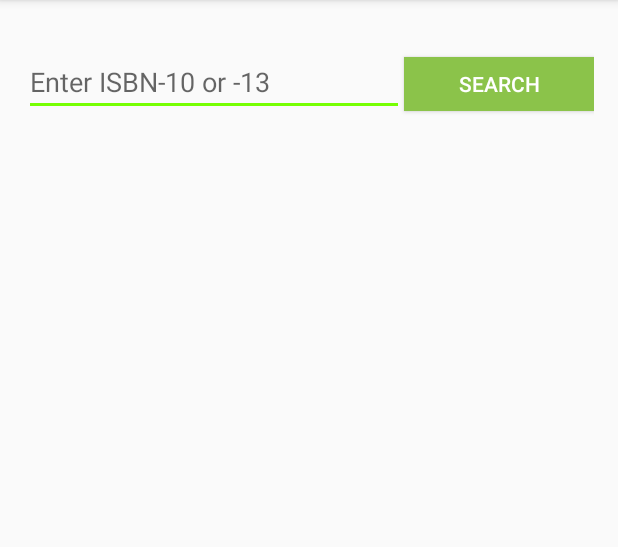
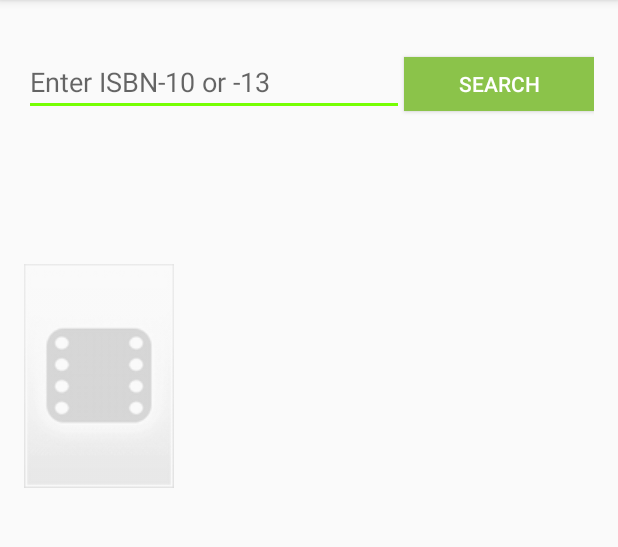
Before and after one commit to ilyarudyak/SuperDuo, an Android app: the fragment BookSearchFragment placed in its activity, with the options menu open, on a phone screen of 412 x 824 dp, the part 84-631 px from its top. Run offline under Robolectric (Android 15) with nearby library versions, the phone set to English and light mode, and no system bars; our stand-ins replace Picasso; pictures from the network do not load; 2 statements that could not run were skipped.

Commit message:
Use Picasso in BookSearchFragment

```diff
--- a/Alexandria/app/build.gradle
+++ b/Alexandria/app/build.gradle
@@ -39,4 +39,5 @@ android {
 dependencies {
     compile 'com.android.support:appcompat-v7:22.2.1'
     compile 'com.android.support:support-v4:22.2.1'
+    compile 'com.squareup.picasso:picasso:2.5.2'
 }
--- a/Alexandria/app/src/main/java/it/jaschke/alexandria/api/Book.java
+++ b/Alexandria/app/src/main/java/it/jaschke/alexandria/api/Book.java
@@ -92,4 +92,10 @@ public class Book {
                 ", categories=" + categories +
                 '}';
     }
+    public String getAuthorsAsString() {
+        return authors.toString().replace("[" , "").replace("]", "");
+    }
+    public String getCategoriesAsString() {
+        return categories.toString().replace("[" , "").replace("]", "");
+    }
 }
--- a/Alexandria/app/src/main/res/layout-v21/fragment_add_book.xml
+++ b/Alexandria/app/src/main/res/layout-v21/fragment_search_book.xml
@@ -45,46 +45,58 @@
         android:layout_width="fill_parent"
         android:layout_height="0dp"
         android:layout_weight="3"
-        android:orientation="vertical">
+        android:orientation="horizontal">
+        <ImageView
+            android:layout_width="wrap_content"
+            android:layout_height="wrap_content"
+            android:id="@+id/book_cover"
+            android:src="@raw/placeholder_detail"
+            android:contentDescription="@string/book_cover"
+            />
+        <LinearLayout
+            android:layout_width="fill_parent"
+            android:layout_height="fill_parent"
+            android:orientation="vertical">
         <TextView
             android:layout_width="wrap_content"
             android:layout_height="wrap_content"
+            android:layout_marginLeft="10dp"
+            android:layout_marginRight="10dp"
             android:id="@+id/book_title"
-            android:textSize="@dimen/head_line"
-            android:textIsSelectable="true"
+            style="@android:style/TextAppearance.Large"
+            android:textColor="@color/primary_text"
             android:textStyle="bold"
-            android:layout_marginTop="25dp"
-            android:paddingRight="20dp"
             />
         <TextView
             android:layout_width="wrap_content"
             android:layout_height="wrap_content"
+            android:layout_marginLeft="10dp"
+            android:layout_marginRight="10dp"
             android:id="@+id/book_subtitle"
-            android:layout_marginTop="10dp"
-            android:maxLines="3"
-            android:ellipsize="end"
+            style="@android:style/TextAppearance.Small"
+            android:textColor="@color/secondary_text"
             />
         <TextView
             android:layout_width="wrap_content"
             android:layout_height="wrap_content"
+            android:layout_marginLeft="10dp"
+            android:layout_marginRight="10dp"
+            android:layout_marginBottom="20dp"
             android:id="@+id/book_authors"
-            android:gravity="end"
-            android:textSize="@dimen/small_fontsize"
-            android:layout_marginTop="20dp"
+            style="@android:style/TextAppearance.Small"
+            android:textColor="@color/primary_text"
+            android:textStyle="italic"
             />
         <TextView
             android:layout_width="wrap_content"
             android:layout_height="wrap_content"
+            android:layout_marginLeft="10dp"
+            android:layout_marginRight="10dp"
             android:id="@+id/book_categories"
-            android:textSize="@dimen/small_fontsize"
-            android:layout_marginTop="20dp"
+            style="@android:style/TextAppearance.Small"
+            android:textColor="@color/secondary_text"
             />
-        <ImageView
-            android:layout_width="wrap_content"
-            android:layout_height="wrap_content"
-            android:id="@+id/book_cover"
-            android:contentDescription="@string/book_cover"
-            />
+        </LinearLayout>
     </LinearLayout>
 
     <!-- clear and add buttons-->
--- a/Alexandria/app/src/main/res/values/colors.xml
+++ b/Alexandria/app/src/main/res/values/colors.xml
@@ -10,6 +10,8 @@
     <!-- text colors -->
     <color name="primary_text">#212121</color>
     <color name="secondary_text">#727272</color>
+
+    <!-- standard colors-->
     <color name="white">#FFFFFF</color>
 
 </resources>
--- a/Alexandria/app/src/main/res/values/strings.xml
+++ b/Alexandria/app/src/main/res/values/strings.xml
@@ -28,7 +28,7 @@
     <string name="pref_live_search_summary_disabled">Disabled</string>
 
 
-
+    <!--Other strings-->
     <string name="navigation_drawer_open" >Open navigation drawer</string>
     <string name="navigation_drawer_close">Close navigation drawer</string>
     <string name="action_settings">Settings</string>
@@ -45,7 +45,7 @@
     <string name="back_button">go back</string>
     <string name="share_text">A must read book: </string>
 
-<!-- TODO: Remove or change this placeholder text -->
+
     <string name="about_text">This application gets book information from a Google API. All titles, cover images, and author information come from there.
     The original version of this app was built by Sascha Jaschke, and a modified version is given to students in the Udacity Android Nanodegree program. </string>
 </resources>
```
Also changed, not shown: Alexandria/app/src/main/java/it/jaschke/alexandria/BookSearchFragment.java (+13 -3 lines), Alexandria/app/src/main/res/layout-land/fragment_search_book.xml (renamed from Alexandria/app/src/main/res/layout-land/fragment_add_book.xml), Alexandria/app/src/main/res/layout/fragment_search_book.xml (renamed from Alexandria/app/src/main/res/layout/fragment_add_book.xml), Alexandria/app/src/main/res/raw/placeholder.png (added), Alexandria/app/src/main/res/raw/placeholder_detail.png (added).
